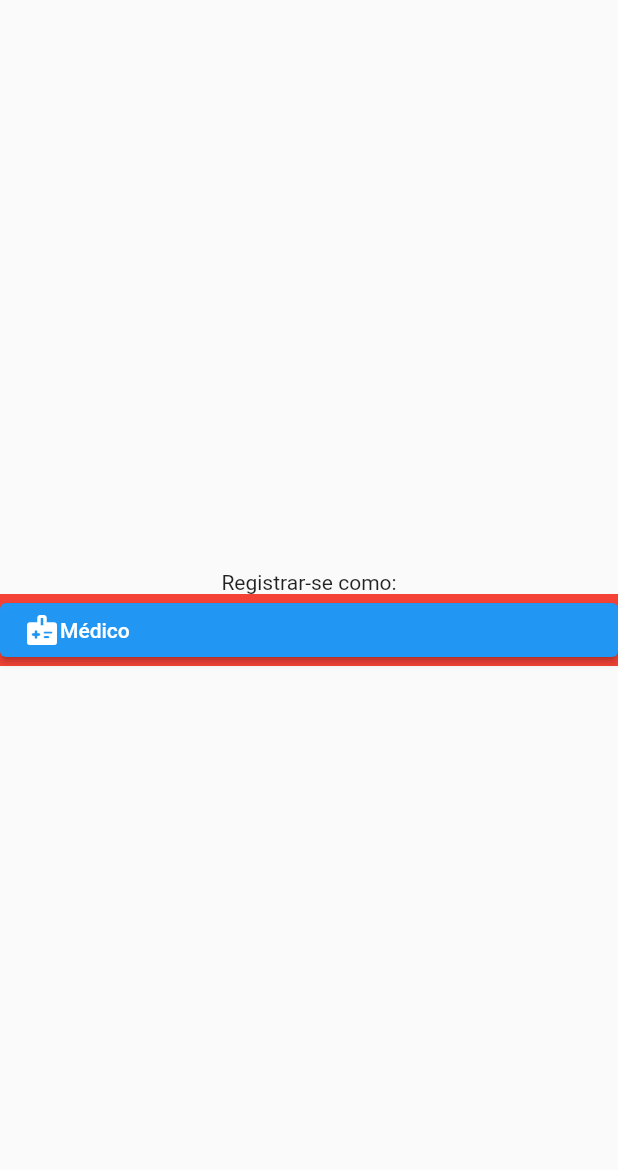
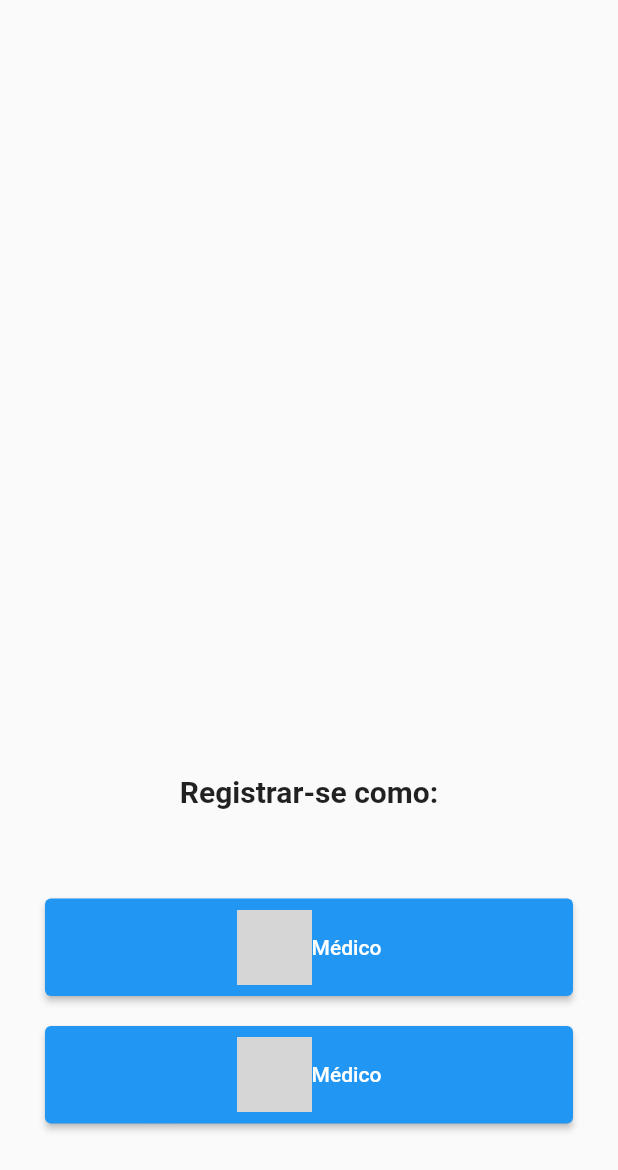
Before and after one commit to NatanBatista/syncrolife, a Flutter app: the screen it shows after launch, on a phone screen of 412 x 824 dp. Shown: the top 1170 px of the screen. Run offline on Flutter 3.47's test engine with Material 2 defaults, Android fonts, the phone set to English and light mode, and no system bars; grey boxes are pictures that could not be loaded.

Commit message:
Update singup_page.dart
Adicionando ElevatedButton

```diff
--- a/lib/pages/singup_page.dart
+++ b/lib/pages/singup_page.dart
@@ -10,22 +10,66 @@ class SingupPage extends StatelessWidget {
     return Scaffold(
       body: Container(
         child: Column(
+          mainAxisAlignment: MainAxisAlignment.end,
           crossAxisAlignment: CrossAxisAlignment.center,
-            mainAxisAlignment: MainAxisAlignment.center,
           children: [
-              Text("Registrar-se como:"),
             Container(
-                color: Colors.red,
+                child: Text(
+              "Registrar-se como:",
+              style: TextStyle(fontWeight: FontWeight.bold, fontSize: 20),
+            )),
+            Container(
+                padding:
+                    EdgeInsets.only(top: 50, left: 30, right: 30, bottom: 75),
+                child: Column(
+                  children: [
+                    SizedBox(
+                      height: 10,
+                    ),
+                    Container(
+                      height: 65,
+                      decoration: BoxDecoration(
+                          borderRadius: BorderRadius.circular(30.0)),
                       child: ElevatedButton(
                           onPressed: () {},
                           child: Row(
+                            mainAxisAlignment: MainAxisAlignment.center,
                             children: [
-                        Icon(Icons.medical_information_rounded),
+                              Image(
+                                image: AssetImage('assets/icons/medico1.png'),
+                                width: 50,
+                                height: 50,
+                              ),
                               Text("Médico")
                             ],
                           )),
                     ),
-            ]),
+                    SizedBox(
+                      height: 20,
+                    ),
+                    Container(
+                      height: 65,
+                      decoration: BoxDecoration(
+                          borderRadius: BorderRadius.circular(30.0)),
+                      child: ElevatedButton(
+                          onPressed: () {},
+                          child: Row(
+                            mainAxisAlignment: MainAxisAlignment.center,
+                            children: [
+                              Image(
+                                image:
+                                    AssetImage('assets/icons/medicacao1.png'),
+                                width: 50,
+                                height: 50,
+                              ),
+                              Text("Médico")
+                            ],
+                          )),
+                    )
+                  ],
+                ))
+          ],
+        ),
       ),
     );
   }
```
Lines whose indentation alone changed are shown as unchanged.
